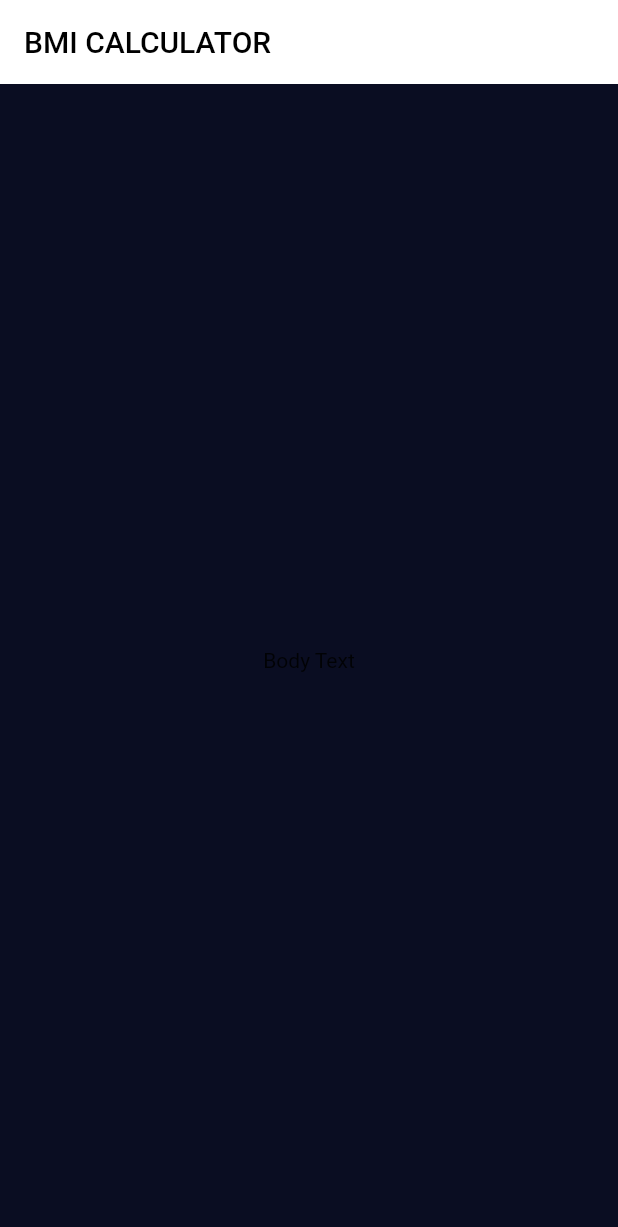
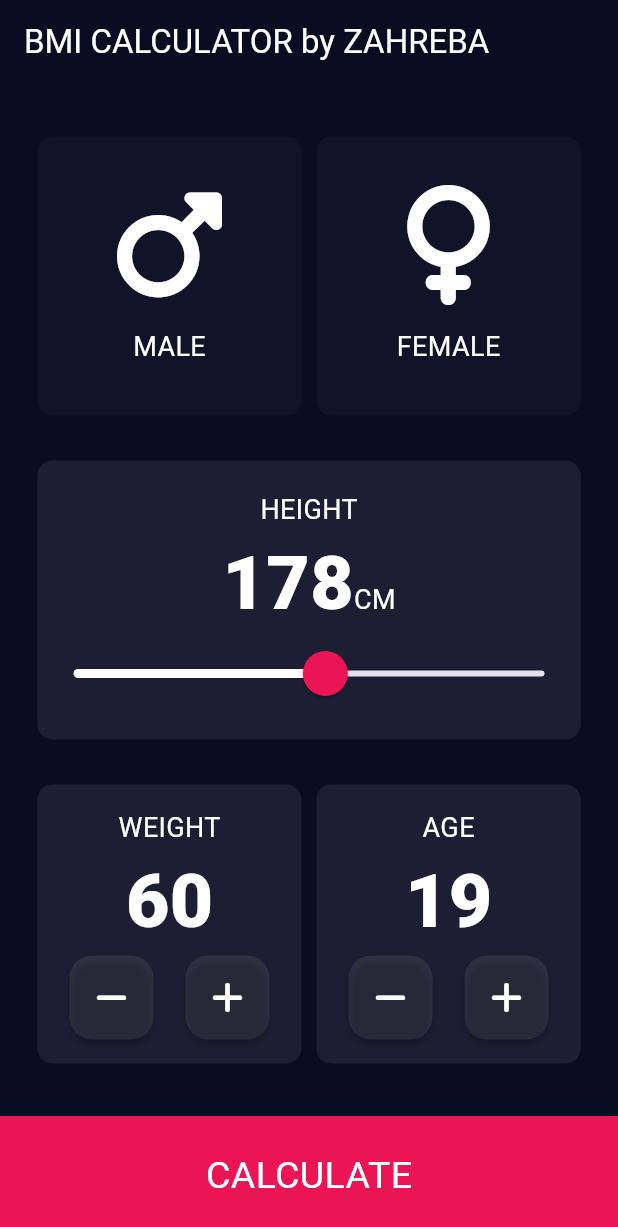
Before and after one commit to ZahrebaBohdan/BMICalculatorFlutter, a Flutter app: the screen it shows after launch, on a phone screen of 412 x 824 dp. Shown: the top 1227 px of the screen. Run offline on Flutter 3.47's test engine with Material 2 defaults, Android fonts, the light colour scheme and no system bars; our stand-ins replace font_awesome_flutter.

Commit message:
Project upload

```diff
--- /dev/null
+++ b/lib/calculator_brain.dart
@@ -0,0 +1,37 @@
+import 'dart:math';
+
+class CalculatorBrain {
+  CalculatorBrain({
+    this.height,
+    this.weight,
+  });
+  final int? height;
+  final int? weight;
+
+  double? _bmi;
+
+  String calculateBMI() {
+    _bmi = weight! / pow(height! / 100, 2);
+    return _bmi!.toStringAsFixed(1);
+  }
+
+  String getResult() {
+    if (_bmi! >= 25) {
+      return 'OVERWEIGHT';
+    } else if (_bmi! > 18.5) {
+      return 'NORMAL';
+    } else {
+      return 'UNDERWEIGHT';
+    }
+  }
+
+  String getInterpretation() {
+    if (_bmi! >= 25) {
+      return 'You have a higher than normal body weight. Try to exercise more.';
+    } else if (_bmi! > 18.5) {
+      return 'You have a normal body weight. Great job!';
+    } else {
+      return 'You have a lower than normal body weight. You better eat and sleep a bit more.';
+    }
+  }
+}
--- /dev/null
+++ b/lib/components/icon_content.dart
@@ -0,0 +1,29 @@
+import 'package:flutter/material.dart';
+
+import '../constants.dart';
+
+
+
+
+
+class IconContent extends StatelessWidget {
+  IconContent({this.icon, this.text});
+  final IconData? icon;
+  final String? text;
+
+  @override
+  Widget build(BuildContext context) {
+    return Column(
+      mainAxisAlignment: MainAxisAlignment.center,
+      children: [
+        Icon(
+          icon!,
+          color: Colors.white,
+          size: 80,
+        ),
+        const SizedBox(height: 15),
+        Text(text!, style: klabelTextStyle),
+      ],
+    );
+  }
+}
--- /dev/null
+++ b/lib/components/reusable_buttons.dart
@@ -0,0 +1,47 @@
+import 'package:flutter/material.dart';
+
+import '../constants.dart';
+
+
+
+class RoundedRectangleButton extends StatelessWidget {
+  RoundedRectangleButton({this.child, this.color, this.onPressed});
+  final dynamic child;
+  final Color? color;
+  VoidCallback? onPressed;
+
+  @override
+  Widget build(BuildContext context) {
+    return RawMaterialButton(
+        fillColor: color,
+        // elevation: 5,
+        shape: RoundedRectangleBorder(borderRadius: BorderRadius.circular(15)),
+        constraints: const BoxConstraints.tightFor(height: 56, width: 56),
+        child: child,
+        onPressed: onPressed);
+  }
+}
+
+class BottomButton extends StatelessWidget {
+  BottomButton({required this.buttonTitle, required this.onTap});
+  final VoidCallback? onTap;
+  final String? buttonTitle;
+
+  @override
+  Widget build(BuildContext context) {
+    return GestureDetector(
+      onTap: onTap,
+      child: Container(
+        color: kbottomContainerColor,
+        width: double.infinity,
+        height: 80,
+        // padding: EdgeInsets.only(bottom: 10),
+        child: Center(
+            child: Text(
+          buttonTitle!,
+          style: kLargelabelButtonTextStyle,
+        )),
+      ),
+    );
+  }
+}
--- /dev/null
+++ b/lib/components/reusable_card.dart
@@ -0,0 +1,35 @@
+import 'dart:ui';
+
+import 'package:flutter/material.dart';
+
+
+
+class ReusableCard extends StatelessWidget {
+  ReusableCard(
+      {required this.color,
+      this.cardChild,
+      this.onPress,
+      this.height,
+      this.width});
+
+  final Color color;
+  final double? height;
+  final double? width;
+  final Widget? cardChild;
+  final VoidCallback? onPress;
+
+  @override
+  Widget build(BuildContext context) {
+    return GestureDetector(
+      onTap: onPress,
+      child: Container(
+        height: height,
+        width: width,
+        decoration: BoxDecoration(
+            color: color, borderRadius: BorderRadius.circular(10)),
+        margin: const EdgeInsets.fromLTRB(5, 15, 5, 15),
+        child: cardChild,
+      ),
+    );
+  }
+}
--- /dev/null
+++ b/lib/constants.dart
@@ -0,0 +1,18 @@
+import 'package:flutter/material.dart';
+
+const kinactiveCardColor = Color(0xFF111328);
+const kactiveCardColor = Color(0xFF1D1E33);
+const kbottomContainerColor = Color(0xFFEB1555);
+const kButtonColor = Color(0x15FFFFFF);
+const klabelTextStyle = TextStyle(color: Colors.white, fontSize: 18);
+const kLargelabelButtonTextStyle = TextStyle(color: Colors.white, fontSize: 25);
+const kresultTextStyle = TextStyle(
+    color: Color(0xFF24D876), fontSize: 22, fontWeight: FontWeight.bold);
+const kTitleTextStyle =
+    TextStyle(color: Colors.white, fontSize: 50, fontWeight: FontWeight.bold);
+const kNumberTextStyle =
+    TextStyle(fontSize: 50, fontWeight: FontWeight.w900, color: Colors.white);
+const kBMITextStyle =
+    TextStyle(fontSize: 100, fontWeight: FontWeight.w900, color: Colors.white);
+const kBodyTextStyle =
+    TextStyle(fontSize: 22, color: Colors.white);
--- a/lib/input_page.dart
+++ /dev/null
@@ -1,20 +0,0 @@
-import 'package:flutter/material.dart';
-
-class InputPage extends StatefulWidget {
-  @override
-  _InputPageState createState() => _InputPageState();
-}
-
-class _InputPageState extends State<InputPage> {
-  @override
-  Widget build(BuildContext context) {
-    return Scaffold(
-      appBar: AppBar(
-        title: Text('BMI CALCULATOR'),
-      ),
-      body: Center(
-        child: Text('Body Text'),
-      ),
-    );
-  }
-}
--- a/lib/main.dart
+++ b/lib/main.dart
@@ -1,6 +1,7 @@
 import 'package:flutter/material.dart';
 
-import 'input_page.dart';
+import 'screens/input_page.dart';
+
 
 void main() => runApp(BMICalculator());
 
@@ -8,9 +9,11 @@ class BMICalculator extends StatelessWidget {
   @override
   Widget build(BuildContext context) {
     return MaterialApp(
-      theme: ThemeData().copyWith(
+      theme: ThemeData(
         useMaterial3: true,
-        scaffoldBackgroundColor: Color(0xFF0A0D22),
+        appBarTheme: const AppBarTheme(
+            backgroundColor: Color(0xFF0A0D22), foregroundColor: Colors.white),
+        scaffoldBackgroundColor: const Color(0xFF0A0D22),
       ),
       home: InputPage(),
     );
--- /dev/null
+++ b/lib/screens/input_page.dart
@@ -0,0 +1,248 @@
+import 'package:bmicalculatorflutter/calculator_brain.dart';
+import 'package:flutter/material.dart';
+import 'package:font_awesome_flutter/font_awesome_flutter.dart';
+
+import '../components/icon_content.dart';
+import '../components/reusable_buttons.dart';
+import '../components/reusable_card.dart';
+import '../constants.dart';
+import 'results_page.dart';
+
+enum Gender { male, female }
+
+class InputPage extends StatefulWidget {
+  @override
+  _InputPageState createState() => _InputPageState();
+}
+
+class _InputPageState extends State<InputPage> {
+  Gender? selectedGender;
+  int height = 178;
+  int weight = 60;
+  int age = 19;
+
+  @override
+  Widget build(BuildContext context) {
+    return Scaffold(
+      appBar: AppBar(
+        title: const Text('BMI CALCULATOR by ZAHREBA'),
+      ),
+      body: Column(
+        children: [
+          Expanded(
+            child: Padding(
+              padding: const EdgeInsets.all(20),
+              child: Column(
+                children: [
+                  Expanded(
+                    child: Row(
+                      children: [
+                        Expanded(
+                          child: ReusableCard(
+                            onPress: () {
+                              setState(() {
+                                selectedGender = Gender.male;
+                              });
+                            },
+                            color: selectedGender == Gender.male
+                                ? kactiveCardColor
+                                : kinactiveCardColor,
+                            cardChild: IconContent(
+                              icon: FontAwesomeIcons.mars,
+                              text: 'MALE',
+                            ),
+                          ),
+                        ),
+                        Expanded(
+                          child: ReusableCard(
+                            onPress: () {
+                              setState(() {
+                                selectedGender = Gender.female;
+                              });
+                            },
+                            color: selectedGender == Gender.female
+                                ? kactiveCardColor
+                                : kinactiveCardColor,
+                            cardChild: IconContent(
+                              icon: FontAwesomeIcons.venus,
+                              text: 'FEMALE',
+                            ),
+                          ),
+                        ),
+                      ],
+                    ),
+                  ),
+                  Expanded(
+                    child: ReusableCard(
+                      color: kactiveCardColor,
+                      cardChild: Column(
+                        mainAxisAlignment: MainAxisAlignment.center,
+                        children: [
+                          const Text(
+                            'HEIGHT',
+                            style: klabelTextStyle,
+                          ),
+                          Row(
+                              textBaseline: TextBaseline.alphabetic,
+                              mainAxisAlignment: MainAxisAlignment.center,
+                              crossAxisAlignment: CrossAxisAlignment.baseline,
+                              children: [
+                                Text(
+                                  height.toString(),
+                                  style: kNumberTextStyle,
+                                ),
+                                const Text(
+                                  'CM',
+                                  style: klabelTextStyle,
+                                )
+                              ]),
+                          SliderTheme(
+                            data: SliderTheme.of(context).copyWith(
+                              thumbShape: const RoundSliderThumbShape(
+                                  enabledThumbRadius: 15),
+                            ),
+                            child: Slider(
+                              thumbColor: kbottomContainerColor,
+                              activeColor: Colors.white,
+                              min: 70,
+                              max: 272,
+                              value: height.toDouble(),
+                              onChanged: (double _newValue) {
+                                setState(() {
+                                  height = _newValue.toInt();
+                                });
+                              },
+                            ),
+                          ),
+                        ],
+                      ),
+                    ),
+                  ),
+                  Expanded(
+                    child: Row(
+                      children: [
+                        Expanded(
+                          child: ReusableCard(
+                            color: kactiveCardColor,
+                            cardChild: Column(
+                              mainAxisAlignment: MainAxisAlignment.center,
+                              children: [
+                                const Text(
+                                  'WEIGHT',
+                                  style: klabelTextStyle,
+                                ),
+                                Text(
+                                  weight.toString(),
+                                  style: kNumberTextStyle,
+                                ),
+                                Row(
+                                  mainAxisAlignment:
+                                      MainAxisAlignment.spaceEvenly,
+                                  children: [
+                                    RoundedRectangleButton(
+                                      onPressed: () {
+                                        setState(() {
+                                          weight--;
+                                        });
+                                      },
+                                      color: kButtonColor,
+                                      child: const Icon(
+                                        FontAwesomeIcons.minus,
+                                        color: Colors.white,
+                                      ),
+                                    ),
+                                    RoundedRectangleButton(
+                                      onPressed: () {
+                                        setState(() {
+                                          weight++;
+                                        });
+                                      },
+                                      color: kButtonColor,
+                                      child: const Icon(
+                                        FontAwesomeIcons.plus,
+                                        color: Colors.white,
+                                      ),
+                                    ),
+                                  ],
+                                )
+                              ],
+                            ),
+                          ),
+                        ),
+                        Expanded(
+                          child: ReusableCard(
+                            color: kactiveCardColor,
+                            cardChild: Column(
+                              mainAxisAlignment: MainAxisAlignment.center,
+                              children: [
+                                const Text(
+                                  'AGE',
+                                  style: klabelTextStyle,
+                                ),
+                                Text(
+                                  age.toString(),
+                                  style: kNumberTextStyle,
+                                ),
+                                Row(
+                                  mainAxisAlignment:
+                                      MainAxisAlignment.spaceEvenly,
+                                  children: [
+                                    RoundedRectangleButton(
+                                      onPressed: () {
+                                        setState(() {
+                                          age--;
+                                        });
+                                      },
+                                      color: kButtonColor,
+                                      child: const Icon(
+                                        FontAwesomeIcons.minus,
+                                        color: Colors.white,
+                                      ),
+                                    ),
+                                    RoundedRectangleButton(
+                                      onPressed: () {
+                                        setState(() {
+                                          age++;
+                                        });
+                                      },
+                                      color: kButtonColor,
+                                      child: const Icon(
+                                        FontAwesomeIcons.plus,
+                                        color: Colors.white,
+                                      ),
+                                    ),
+                                  ],
+                                )
+                              ],
+                            ),
+                          ),
+                        ),
+                      ],
+                    ),
+                  ),
+                ],
+              ),
+            ),
+          ),
+          BottomButton(
+            buttonTitle: 'CALCULATE',
+            onTap: () {
+              CalculatorBrain calc =
+                  CalculatorBrain(height: height, weight: weight);
+
+              Navigator.push(
+                context,
+                MaterialPageRoute(
+                  builder: (context) => ResultsPage(
+                      bmiResult: calc.calculateBMI(),
+                      resultText: calc.getResult(),
+                      interpretation: calc.getInterpretation()),
+                ),
+              );
+            },
+          ),
+        ],
+      ),
+    );
+  }
+}
--- a/pubspec.yaml
+++ b/pubspec.yaml
@@ -10,6 +10,7 @@ dependencies:
   flutter:
     sdk: flutter
   cupertino_icons: ^1.0.2
+  font_awesome_flutter: ^10.1.0
 
 dev_dependencies:
   flutter_test:
```
Also changed, not shown: lib/screens/results_page.dart (added, +83 -0 lines), pubspec.lock, 1 other file.
